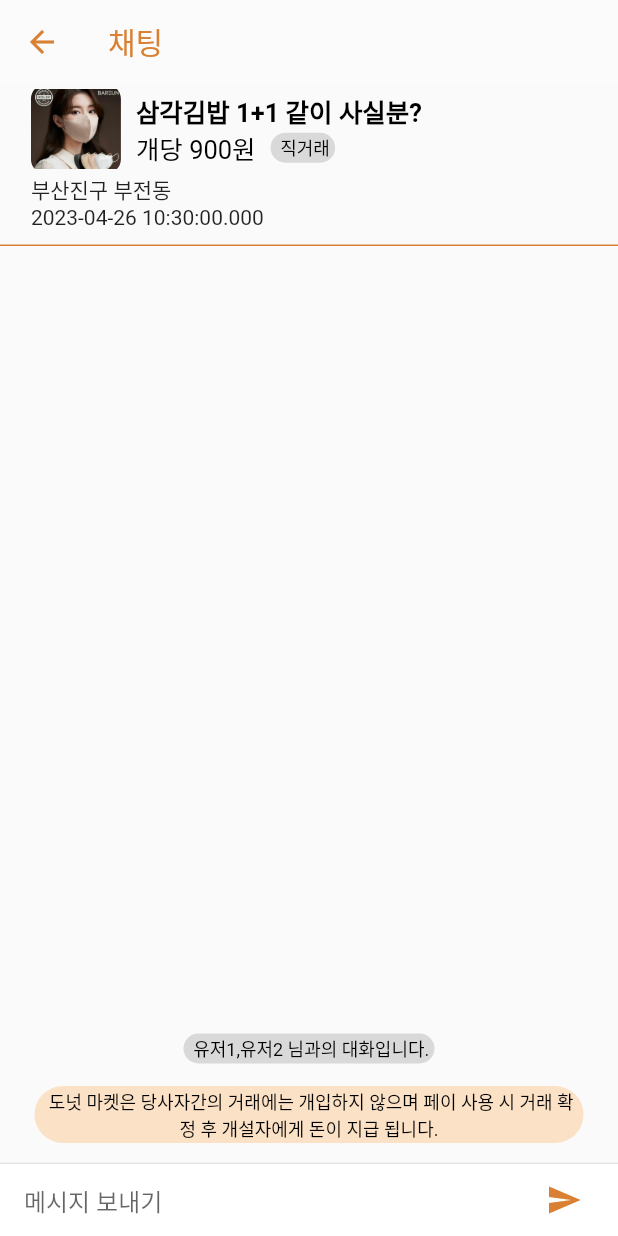
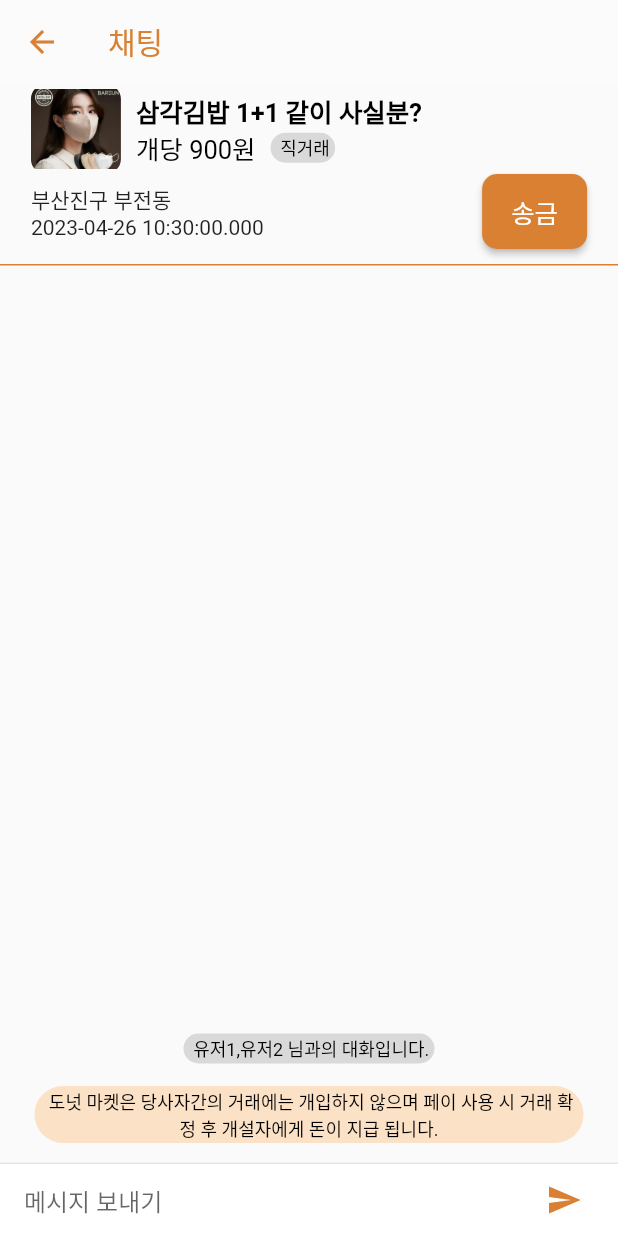
Before and after one commit to S-Sojung/group-buying-frontend, a Flutter app: the ChatRoomPage screen opened directly, on a phone screen of 412 x 824 dp. Run offline on Flutter 3.47's test engine with Material 2 defaults, Android fonts, the phone set to English and light mode, and no system bars; our stand-ins replace dio, flutter_riverpod, flutter_secure_storage, flutter_svg, geocoding, geolocator and 6 more; missing offline and left inert: dart:ffi; accounts and stored records are empty; Roboto replaces fonts that are missing (HallymGothic).

Commit message:
Feat: 헤더에 송금 버튼 구현

```diff
--- a/lib/views/pages/chat/room_page/components/chat_room_header.dart
+++ b/lib/views/pages/chat/room_page/components/chat_room_header.dart
@@ -3,6 +3,7 @@ import 'package:donut/core/constants/style.dart';
 import 'package:donut/core/constants/theme.dart';
 import 'package:donut/model/board/board.dart';
 import 'package:donut/model/event/event.dart';
+import 'package:donut/views/components/donut_button.dart';
 import 'package:donut/views/components/donut_round_tag.dart';
 import 'package:flutter/material.dart';
 
@@ -39,8 +40,24 @@ class ChatRoomHeader extends StatelessWidget {
                 ),
               ],
             ),
-            Text("${boards[0].city} ${boards[0].town}"),
-            Text("${events[0].endAt}"),
+            Row(
+              mainAxisAlignment: MainAxisAlignment.spaceBetween,
+              children: [
+                Column(
+                  crossAxisAlignment: CrossAxisAlignment.start,
+                  children: [
+                  Text("${boards[0].city} ${boards[0].town}"),
+                  Text("${events[0].endAt}"),
+                ],),
+                Container(
+                  width: 70,
+                  child: DonutButton(text:"송금",funPageRoute: (){
+
+                  }),
+                )
+              ],
+            ),
+
             SizedBox(height: 10,)
           ],
         ),
```
